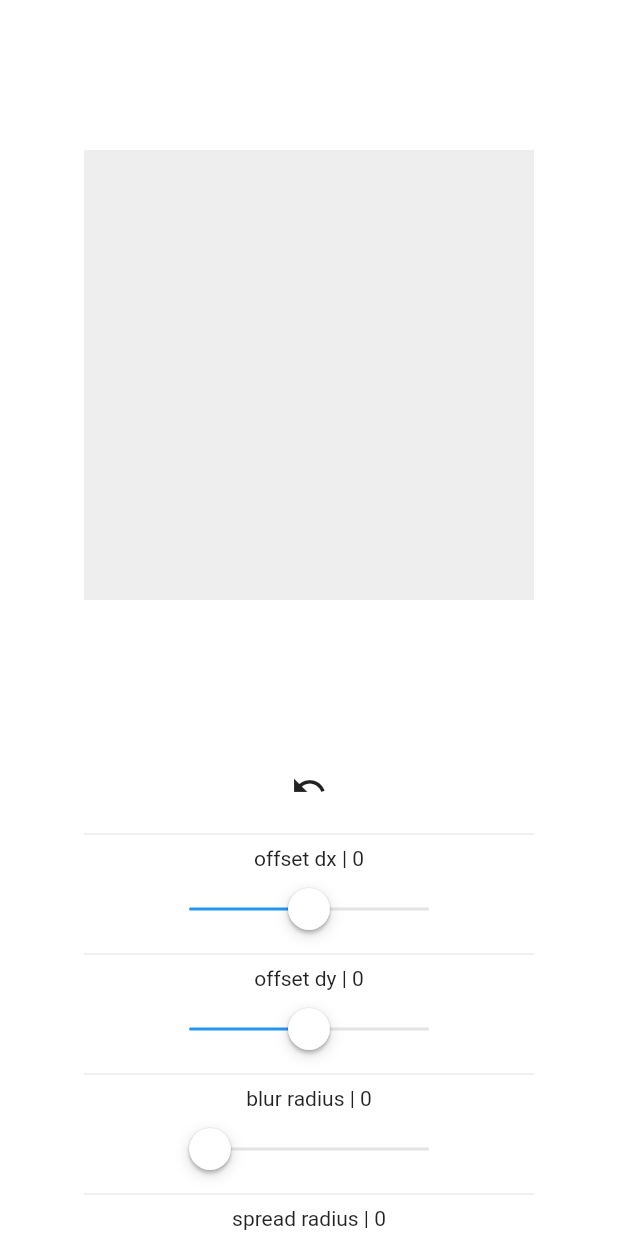
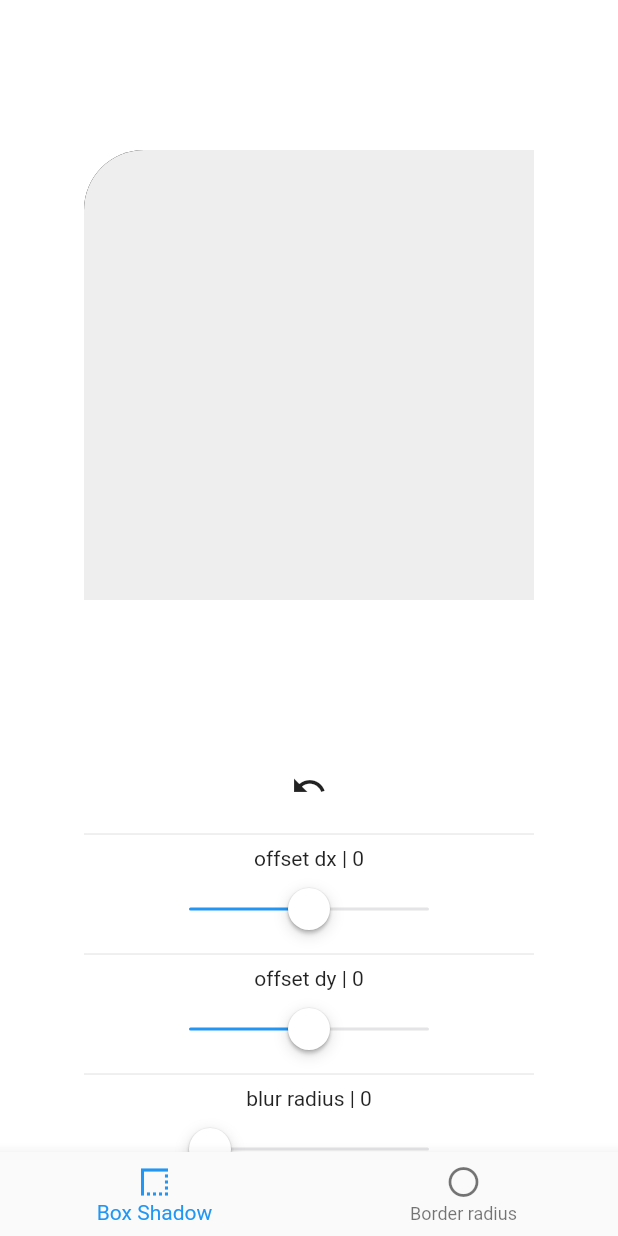
Before and after one commit to wieczorek0807/web_generator, a Flutter app: the screen it shows after launch, on a phone screen of 412 x 824 dp. Run offline on Flutter 3.47's test engine with Material 2 defaults, Android fonts, the light colour scheme and no system bars; our stand-ins replace bloc, dartz, easy_debounce, equatable, flutter_bloc, flutter_colorpicker and 4 more; accounts and stored records are empty.

Commit message:
Navigation bar added

```diff
--- a/lib/injection_container.dart
+++ b/lib/injection_container.dart
@@ -1,8 +1,8 @@
 import 'package:box_shadow_generator/src/data/datasources/web_box_local_data_source.dart';
 import 'package:box_shadow_generator/src/data/repositories/web_box_repository_impl.dart';
-import 'package:box_shadow_generator/src/domain/repositories/web_box_repository.dart';
 import 'package:box_shadow_generator/src/domain/usecases/get_web_box_usecase.dart';
-import 'package:box_shadow_generator/src/presentation/bloc/web_box_bloc.dart';
+import 'package:box_shadow_generator/src/presentation/bloc/routing/cubit/routing_cubit.dart';
+import 'package:box_shadow_generator/src/presentation/bloc/web_box/web_box_bloc.dart';
 import 'package:get_it/get_it.dart';
 import 'package:hive_flutter/hive_flutter.dart';
 
@@ -13,7 +13,7 @@ final getIt = GetIt.instance;
 Future<void> setup() async {
   //Bloc
   getIt.registerFactory(() => WebBoxBloc(repositoryImpl: getIt()));
-
+  getIt.registerLazySingleton(() => RoutingCubit());
   //Use Cases
   getIt.registerLazySingleton(() => GetWebBoxUseCase(repository: getIt()));
 
--- a/lib/main.dart
+++ b/lib/main.dart
@@ -1,8 +1,9 @@
 import 'package:box_shadow_generator/injection_container.dart'
     as injection_container;
+import 'package:box_shadow_generator/src/presentation/pages/border_radius_screen.dart';
 import 'package:flutter/material.dart';
 
-import 'src/presentation/pages/web_box_screen.dart';
+import 'src/presentation/pages/box_shadow_screen.dart';
 
 Future<void> main() async {
   await injection_container.setup();
@@ -15,8 +16,13 @@ class MyApp extends StatelessWidget {
 
   @override
   Widget build(BuildContext context) {
-    return const MaterialApp(
-      home: WebboxScreen(),
+    return MaterialApp(
+      initialRoute: "/boxShadowScreen",
+      routes: {
+        "/boxShadowScreen": (context) => const BoxShadowScreen(),
+        "/borderRadiusScreen": (context) => const BorderRadiusScreen()
+      },
+      // home: WebboxScreen(),
     );
   }
 }
--- /dev/null
+++ b/lib/src/presentation/bloc/routing/cubit/routing_cubit.dart
@@ -0,0 +1,19 @@
+import 'package:flutter_bloc/flutter_bloc.dart';
+
+import 'routing_state.dart';
+
+class RoutingCubit extends Cubit<RoutingState> {
+  RoutingCubit()
+      : super(const RoutingState(index: ScreenRoute.boxShadowscreen));
+
+  void changeToBoxShadowScreen() =>
+      emit(const RoutingState(index: ScreenRoute.boxShadowscreen));
+
+  void changeToBoxRadiusScreen() =>
+      emit(const RoutingState(index: ScreenRoute.boxRadiusscreen));
+}
+
+abstract class ScreenRoute {
+  static const boxShadowscreen = 0;
+  static const boxRadiusscreen = 1;
+}
--- /dev/null
+++ b/lib/src/presentation/bloc/routing/cubit/routing_state.dart
@@ -0,0 +1,10 @@
+import 'package:equatable/equatable.dart';
+
+class RoutingState extends Equatable {
+  final int index;
+
+  const RoutingState({required this.index});
+
+  @override
+  List<Object?> get props => [index];
+}
--- a/lib/src/presentation/bloc/web_box_bloc.dart
+++ b/lib/src/presentation/bloc/web_box/web_box_bloc.dart
@@ -4,8 +4,8 @@ import 'package:easy_debounce/easy_debounce.dart';
 import 'package:flutter/material.dart';
 import 'package:freezed_annotation/freezed_annotation.dart';
 import 'package:box_shadow_generator/src/core/extension/offset.dart';
-import '../../data/repositories/web_box_repository_impl.dart';
-import '../../domain/entities/web_box_entity.dart';
+import '../../../data/repositories/web_box_repository_impl.dart';
+import '../../../domain/entities/web_box_entity.dart';
 
 part 'web_box_bloc.freezed.dart';
 part 'web_box_event.dart';
--- a/lib/src/presentation/pages/web_box_screen.dart
+++ b/lib/src/presentation/pages/box_shadow_screen.dart
@@ -1,15 +1,16 @@
 import 'package:box_shadow_generator/injection_container.dart';
+import 'package:box_shadow_generator/src/presentation/bloc/routing/cubit/routing_cubit.dart';
 import 'package:flutter/material.dart';
 // ignore: depend_on_referenced_packages
 import 'package:flutter_bloc/flutter_bloc.dart';
 
-import '../bloc/web_box_bloc.dart';
+import '../bloc/web_box/web_box_bloc.dart';
 import '../widgets/animated_box.dart';
 import '../widgets/controllers.dart';
 import 'web_box_responsive_screen.dart';
 
-class WebboxScreen extends StatelessWidget {
-  const WebboxScreen({Key? key}) : super(key: key);
+class BoxShadowScreen extends StatelessWidget {
+  const BoxShadowScreen({Key? key}) : super(key: key);
 
   @override
   Widget build(BuildContext context) {
@@ -18,10 +19,14 @@ class WebboxScreen extends StatelessWidget {
           BlocProvider(
             create: (_) => getIt<WebBoxBloc>()..initialize(),
           ),
+          BlocProvider(
+            create: (_) => getIt<RoutingCubit>(),
+          )
         ],
         child: const WebBoxResponsiveScreen(
           animatedBox: AnimatedBox(),
-          controllers: Controllers(),
+          shadowControllers: ShadowControllers(),
+          radiusControllers: RadiusControllers(),
         ));
   }
 }
--- a/lib/src/presentation/pages/web_box_responsive_screen.dart
+++ b/lib/src/presentation/pages/web_box_responsive_screen.dart
@@ -1,22 +1,51 @@
+import 'package:box_shadow_generator/src/presentation/bloc/routing/cubit/routing_cubit.dart';
+import 'package:box_shadow_generator/src/presentation/pages/border_radius_screen.dart';
+import 'package:box_shadow_generator/src/presentation/widgets/app_bottom_navigation_bar.dart';
 import 'package:flutter/material.dart';
-
+import 'package:flutter_bloc/flutter_bloc.dart';
 import '../../core/values/dimens.dart';
+import '../bloc/routing/cubit/routing_state.dart';
 
 class WebBoxResponsiveScreen extends StatelessWidget {
   const WebBoxResponsiveScreen(
-      {required this.controllers, required this.animatedBox, Key? key})
+      {Key? key,
+      required this.shadowControllers,
+      required this.radiusControllers,
+      required this.animatedBox})
       : super(key: key);
-  final Widget controllers;
+  final Widget shadowControllers;
+  final Widget radiusControllers;
   final Widget animatedBox;
 
   @override
   Widget build(BuildContext context) {
     final currnetWidth = MediaQuery.of(context).size.width;
+    return Scaffold(
+        backgroundColor: Colors.white,
+        body:
+            BlocBuilder<RoutingCubit, RoutingState>(builder: (context, state) {
+          if (state.index == ScreenRoute.boxShadowscreen) {
             if (currnetWidth < 900) {
-      return _MobileBody(controllers: controllers, animatedBox: animatedBox);
+              return _MobileBody(
+                  controllers: shadowControllers, animatedBox: animatedBox);
             } else {
-      return _DesktopBody(controllers: controllers, animatedBox: animatedBox);
+              return _DesktopBody(
+                  controllers: shadowControllers, animatedBox: animatedBox);
             }
+          }
+          if (currnetWidth < 900) {
+            return _MobileBody(
+                controllers: radiusControllers, animatedBox: animatedBox);
+          } else {
+            return _DesktopBody(
+                controllers: radiusControllers, animatedBox: animatedBox);
+          }
+        }),
+        bottomNavigationBar: BlocBuilder<RoutingCubit, RoutingState>(
+          builder: (context, state) {
+            return AppBottomNavigationBar(routeId: state.index);
+          },
+        ));
   }
 }
 
@@ -25,9 +54,7 @@ class _DesktopBody extends StatelessWidget {
   final Widget controllers;
   final Widget animatedBox;
   @override
-  Widget build(BuildContext context) => Scaffold(
-        backgroundColor: Colors.white,
-        body: Column(
+  Widget build(BuildContext context) => Column(
         mainAxisAlignment: MainAxisAlignment.center,
         children: [
           Row(
@@ -40,7 +67,6 @@ class _DesktopBody extends StatelessWidget {
             ],
           ),
         ],
-        ),
       );
 }
 
@@ -48,10 +74,10 @@ class _MobileBody extends StatelessWidget {
   const _MobileBody({required this.controllers, required this.animatedBox});
   final Widget controllers;
   final Widget animatedBox;
+
   @override
-  Widget build(BuildContext context) => Scaffold(
-      backgroundColor: Colors.white,
-      body: SafeArea(
+  Widget build(BuildContext context) {
+    return SafeArea(
         child: Row(
       children: [
         Expanded(
@@ -60,5 +86,6 @@ class _MobileBody extends StatelessWidget {
           ),
         ),
       ],
-      )));
+    ));
   }
+}
--- a/lib/src/presentation/widgets/animated_box.dart
+++ b/lib/src/presentation/widgets/animated_box.dart
@@ -3,7 +3,7 @@ import 'package:flutter/material.dart';
 import 'package:flutter_bloc/flutter_bloc.dart';
 
 import '../../core/values/dimens.dart';
-import '../bloc/web_box_bloc.dart';
+import '../bloc/web_box/web_box_bloc.dart';
 
 class AnimatedBox extends StatelessWidget {
   const AnimatedBox({Key? key}) : super(key: key);
@@ -33,7 +33,8 @@ class AnimatedBox extends StatelessWidget {
                       spreadRadius: state.spreadRadius,
                     ),
                   ],
-              ),
+                  borderRadius:
+                      const BorderRadius.only(topLeft: Radius.circular(40))),
             ),
           ),
         ),
--- /dev/null
+++ b/lib/src/presentation/widgets/app_bottom_navigation_bar.dart
@@ -0,0 +1,31 @@
+import 'package:box_shadow_generator/src/presentation/bloc/routing/cubit/routing_cubit.dart';
+import 'package:flutter/material.dart';
+
+import '../../../injection_container.dart';
+
+class AppBottomNavigationBar extends StatelessWidget {
+  const AppBottomNavigationBar({Key? key, required this.routeId})
+      : super(key: key);
+  final int routeId;
+
+  @override
+  Widget build(BuildContext context) {
+    return BottomNavigationBar(
+      items: const [
+        BottomNavigationBarItem(
+            icon: Icon(Icons.border_style), label: 'Box Shadow'),
+        BottomNavigationBarItem(
+            icon: Icon(Icons.radio_button_unchecked_sharp),
+            label: 'Border radius'),
+      ],
+      currentIndex: routeId,
+      onTap: (value) {
+        if (value == 0) {
+          getIt<RoutingCubit>().changeToBoxShadowScreen();
+        } else {
+          getIt<RoutingCubit>().changeToBoxRadiusScreen();
+        }
+      },
+    );
+  }
+}
--- a/pubspec.yaml
+++ b/pubspec.yaml
@@ -25,7 +25,7 @@ dependencies:
 
 dev_dependencies:
   build_runner: ^2.1.8
-  flutter_bloc: ^8.1.1
+  flutter_bloc: ^8.1.2
   flutter_lints: ^2.0.1
   flutter_test:
     sdk: flutter
```
Also changed, not shown: lib/src/presentation/pages/border_radius_screen.dart (added, +14 -0 lines), lib/src/presentation/widgets/controllers.dart (+66 -3 lines), lib/src/presentation/bloc/web_box/web_box_bloc.freezed.dart (renamed from lib/src/presentation/bloc/web_box_bloc.freezed.dart), lib/src/presentation/bloc/web_box/web_box_event.dart (renamed from lib/src/presentation/bloc/web_box_event.dart), lib/src/presentation/bloc/web_box/web_box_state.dart (renamed from lib/src/presentation/bloc/web_box_state.dart), pubspec.lock. Lines whose indentation alone changed are shown as unchanged.
